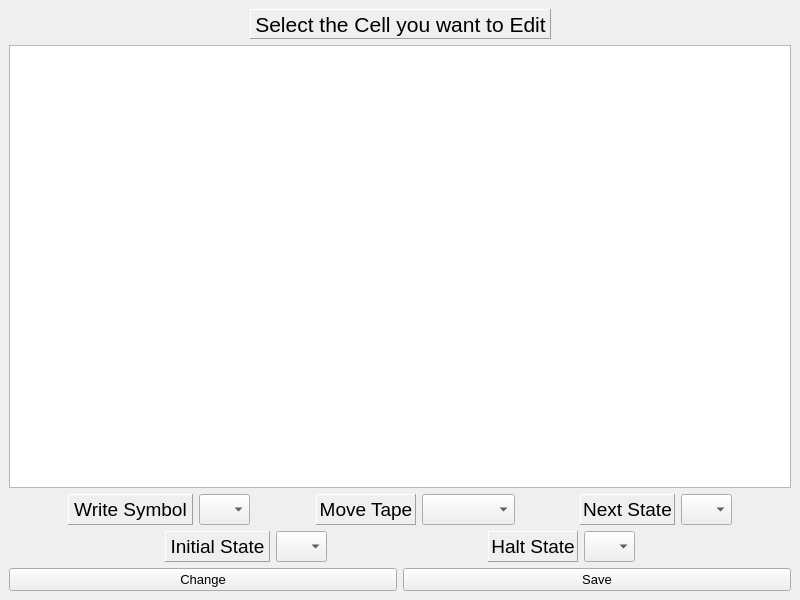
fabioalves98/TuringsMachineGenerator, file Qt/TuringsMachineSimulator/editmachines.ui: the form before one commit.
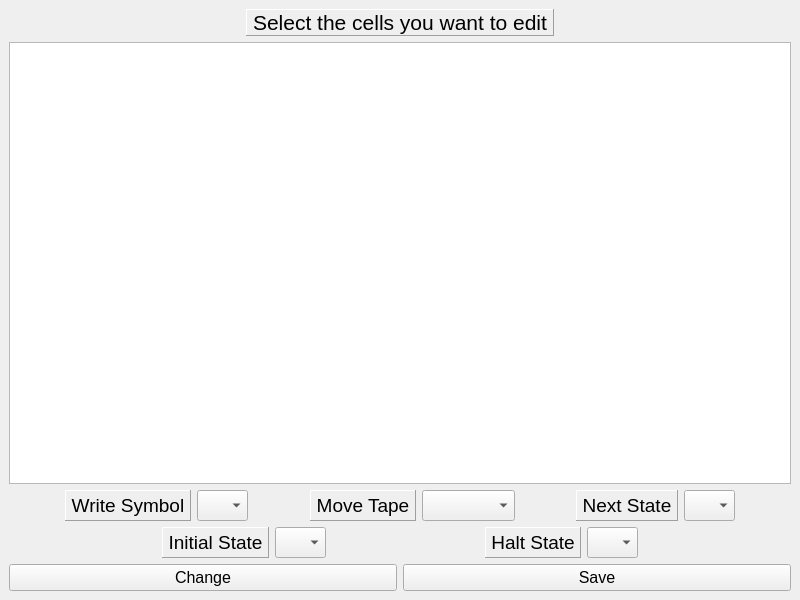
The form after the commit.

Commit message: Need to change tape edition completly

The edit to the form file:
```diff
--- a/Qt/TuringsMachineSimulator/editmachines.ui
+++ b/Qt/TuringsMachineSimulator/editmachines.ui
@@ -34,8 +34,8 @@
        <widget class="QLabel" name="label">
         <property name="minimumSize">
          <size>
-          <width>301</width>
-          <height>30</height>
+          <width>0</width>
+          <height>0</height>
          </size>
         </property>
         <property name="font">
@@ -50,11 +50,14 @@
          <enum>QFrame::Raised</enum>
         </property>
         <property name="text">
-         <string>Select the Cell you want to Edit</string>
+         <string> Select the cells you want to edit </string>
         </property>
         <property name="alignment">
          <set>Qt::AlignCenter</set>
         </property>
+        <property name="margin">
+         <number>2</number>
+        </property>
        </widget>
       </item>
       <item>
@@ -94,8 +97,8 @@
        <widget class="QLabel" name="writeLabel">
         <property name="minimumSize">
          <size>
-          <width>125</width>
-          <height>31</height>
+          <width>0</width>
+          <height>0</height>
          </size>
         </property>
         <property name="font">
@@ -110,7 +113,7 @@
          <enum>QFrame::Raised</enum>
         </property>
         <property name="text">
-         <string>Write Symbol</string>
+         <string> Write Symbol </string>
         </property>
         <property name="alignment">
          <set>Qt::AlignCenter</set>
@@ -149,8 +152,8 @@
        <widget class="QLabel" name="moveLabel">
         <property name="minimumSize">
          <size>
-          <width>100</width>
-          <height>31</height>
+          <width>0</width>
+          <height>0</height>
          </size>
         </property>
         <property name="font">
@@ -165,7 +168,7 @@
          <enum>QFrame::Raised</enum>
         </property>
         <property name="text">
-         <string>Move Tape</string>
+         <string> Move Tape </string>
         </property>
         <property name="alignment">
          <set>Qt::AlignCenter</set>
@@ -204,8 +207,8 @@
        <widget class="QLabel" name="nextLabel">
         <property name="minimumSize">
          <size>
-          <width>95</width>
-          <height>31</height>
+          <width>0</width>
+          <height>0</height>
          </size>
         </property>
         <property name="font">
@@ -220,7 +223,7 @@
          <enum>QFrame::Raised</enum>
         </property>
         <property name="text">
-         <string>Next State</string>
+         <string> Next State </string>
         </property>
         <property name="alignment">
          <set>Qt::AlignCenter</set>
@@ -276,8 +279,8 @@
        <widget class="QLabel" name="inStateLabel">
         <property name="minimumSize">
          <size>
-          <width>105</width>
-          <height>31</height>
+          <width>0</width>
+          <height>0</height>
          </size>
         </property>
         <property name="maximumSize">
@@ -298,7 +301,7 @@
          <enum>QFrame::Raised</enum>
         </property>
         <property name="text">
-         <string>Initial State</string>
+         <string> Initial State </string>
         </property>
         <property name="alignment">
          <set>Qt::AlignCenter</set>
@@ -337,8 +340,8 @@
        <widget class="QLabel" name="hltStateLabel">
         <property name="minimumSize">
          <size>
-          <width>90</width>
-          <height>31</height>
+          <width>0</width>
+          <height>0</height>
          </size>
         </property>
         <property name="font">
@@ -353,7 +356,7 @@
          <enum>QFrame::Raised</enum>
         </property>
         <property name="text">
-         <string>Halt State</string>
+         <string> Halt State </string>
         </property>
         <property name="alignment">
          <set>Qt::AlignCenter</set>
@@ -396,7 +399,7 @@
        <widget class="QPushButton" name="changeBut">
         <property name="font">
          <font>
-          <pointsize>10</pointsize>
+          <pointsize>12</pointsize>
          </font>
         </property>
         <property name="text">
@@ -408,7 +411,7 @@
        <widget class="QPushButton" name="saveBut">
         <property name="font">
          <font>
-          <pointsize>10</pointsize>
+          <pointsize>12</pointsize>
          </font>
         </property>
         <property name="text">
```
The commit also changes 47 other files.
